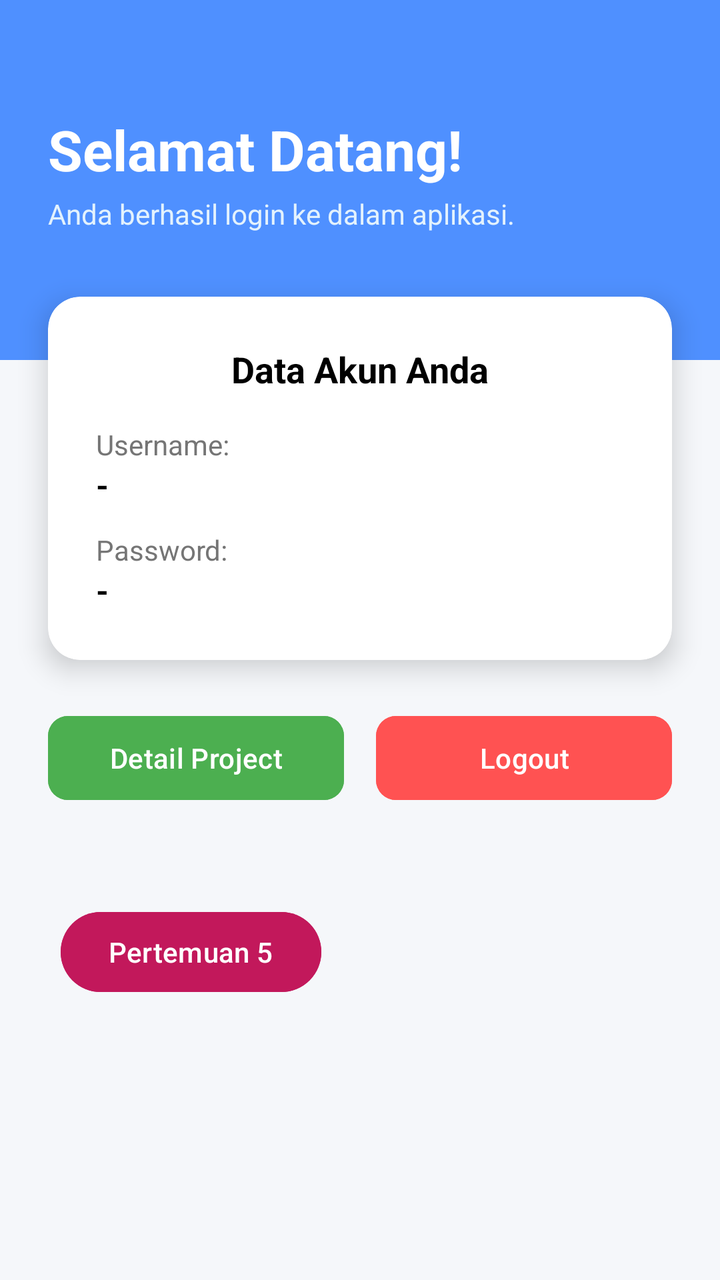
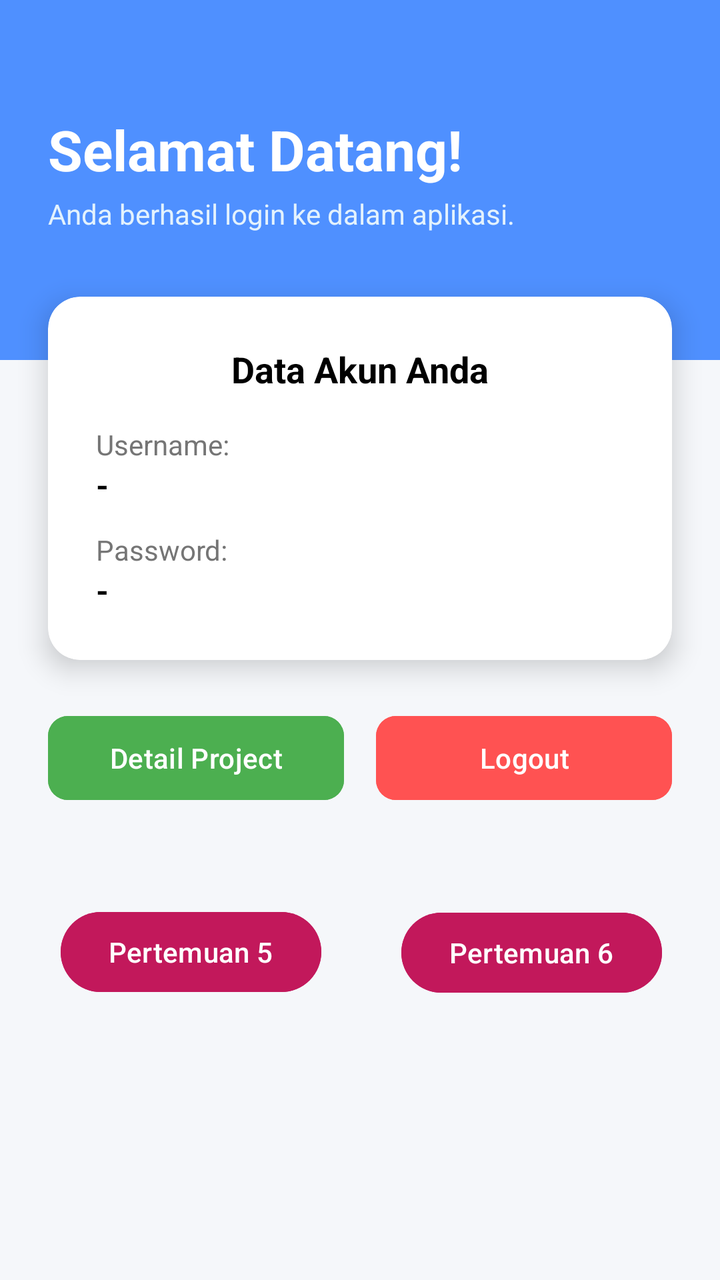

The first picture is an Android layout as it rendered before a commit; the second is the same layout after the commit. The layout source and the unified diff follow.
<!-- AndroidManifest.xml: application theme Theme.Aditya_3TIA -->
<!-- res/layout/activity_main.xml -->
<?xml version="1.0" encoding="utf-8"?>
<androidx.constraintlayout.widget.ConstraintLayout xmlns:android="http://schemas.android.com/apk/res/android"
    xmlns:app="http://schemas.android.com/apk/res-auto"
    xmlns:tools="http://schemas.android.com/tools"
    android:id="@+id/main"
    android:layout_width="match_parent"
    android:layout_height="match_parent"
    android:background="#F5F7FA"
    tools:context=".MainActivity">

    

    

    <View
        android:id="@+id/header_bg"
        android:layout_width="match_parent"
        android:layout_height="180dp"
        android:background="@color/biru"
        app:layout_constraintStart_toStartOf="parent"
        app:layout_constraintTop_toTopOf="parent" />

    <TextView
        android:id="@+id/tvWelcome"
        android:layout_width="wrap_content"
        android:layout_height="wrap_content"
        android:layout_marginStart="24dp"
        android:layout_marginTop="56dp"
        android:text="Selamat Datang!"
        android:textColor="@color/white"
        android:textSize="28sp"
        android:textStyle="bold"
        app:layout_constraintStart_toStartOf="parent"
        app:layout_constraintTop_toTopOf="parent" />

    <TextView
        android:id="@+id/tvSubtitle"
        android:layout_width="wrap_content"
        android:layout_height="wrap_content"
        android:layout_marginStart="24dp"
        android:layout_marginTop="4dp"
        android:text="Anda berhasil login ke dalam aplikasi."
        android:textColor="#E3F2FD"
        android:textSize="14sp"
        app:layout_constraintStart_toStartOf="parent"
        app:layout_constraintTop_toBottomOf="@id/tvWelcome" />

    
    <androidx.cardview.widget.CardView
        android:id="@+id/cardData"
        android:layout_width="match_parent"
        android:layout_height="wrap_content"
        android:layout_marginHorizontal="24dp"
        android:layout_marginTop="32dp"
        app:cardCornerRadius="16dp"
        app:cardElevation="8dp"
        app:layout_constraintEnd_toEndOf="parent"
        app:layout_constraintStart_toStartOf="parent"
        app:layout_constraintTop_toBottomOf="@id/tvSubtitle">

        <LinearLayout
            android:layout_width="match_parent"
            android:layout_height="wrap_content"
            android:orientation="vertical"
            android:padding="24dp">

            <TextView
                android:layout_width="match_parent"
                android:layout_height="wrap_content"
                android:text="Data Akun Anda"
                android:textColor="@color/black"
                android:textSize="18sp"
                android:textStyle="bold"
                android:gravity="center"
                android:layout_marginBottom="16dp"/>

            <TextView
                android:layout_width="wrap_content"
                android:layout_height="wrap_content"
                android:text="Username:"
                android:textColor="#757575"
                android:textSize="14sp" />

            <TextView
                android:id="@+id/tvResultUsername"
                android:layout_width="match_parent"
                android:layout_height="wrap_content"
                android:text="-"
                android:textColor="@color/black"
                android:textSize="16sp"
                android:textStyle="bold"
                android:layout_marginBottom="12dp"/>

            <TextView
                android:layout_width="wrap_content"
                android:layout_height="wrap_content"
                android:text="Password:"
                android:textColor="#757575"
                android:textSize="14sp" />

            <TextView
                android:id="@+id/tvResultPassword"
                android:layout_width="match_parent"
                android:layout_height="wrap_content"
                android:text="-"
                android:textColor="@color/black"
                android:textSize="16sp"
                android:textStyle="bold" />

        </LinearLayout>
    </androidx.cardview.widget.CardView>

    
    <LinearLayout
        android:id="@+id/linearLayout"
        android:layout_width="match_parent"
        android:layout_height="wrap_content"
        android:layout_marginHorizontal="24dp"
        android:layout_marginTop="24dp"
        android:orientation="horizontal"
        android:weightSum="2"
        app:layout_constraintEnd_toEndOf="parent"
        app:layout_constraintStart_toStartOf="parent"
        app:layout_constraintTop_toBottomOf="@id/cardData">

        <Button
            android:id="@+id/btnDetail"
            android:layout_width="0dp"
            android:layout_height="50dp"
            android:layout_marginEnd="8dp"
            android:layout_weight="1"
            android:backgroundTint="#4CAF50"
            android:text="Detail Project"
            app:cornerRadius="10dp" />

        <Button
            android:id="@+id/btnLogout"
            android:layout_width="0dp"
            android:layout_height="50dp"
            android:layout_marginStart="8dp"
            android:layout_weight="1"
            android:backgroundTint="#FF5252"
            android:text="Logout"
            app:cornerRadius="10dp" />

    </LinearLayout>

    <Button
        android:id="@+id/btnToLima"
        android:layout_width="wrap_content"
        android:layout_height="wrap_content"
        android:layout_marginBottom="92dp"
        android:backgroundTint="#C2185B"
        android:text="Pertemuan 5"
        app:layout_constraintBottom_toBottomOf="parent"
        app:layout_constraintEnd_toEndOf="parent"
        app:layout_constraintHorizontal_bias="0.132"
        app:layout_constraintStart_toStartOf="parent"
        app:layout_constraintTop_toBottomOf="@+id/linearLayout" />

</androidx.constraintlayout.widget.ConstraintLayout>
<!-- resources referenced by this layout -->
<resources>
  <color name="biru">#4f90ff</color>
  <color name="black">#FF000000</color>
  <color name="white">#FFFFFFFF</color>
  <style name="Theme.Aditya_3TIA" parent="Base.Theme.Aditya_3TIA" />
  <style name="Base.Theme.Aditya_3TIA" parent="Theme.Material3.DayNight.NoActionBar">
          
          
      </style>
</resources>

<!-- the commit's change to res/layout/activity_main.xml (unified diff, before → after) -->
@@ -158,4 +158,18 @@
         app:layout_constraintStart_toStartOf="parent"
         app:layout_constraintTop_toBottomOf="@+id/linearLayout" />
 
+    <Button
+        android:id="@+id/btnToEnam"
+        android:layout_width="wrap_content"
+        android:layout_height="wrap_content"
+        android:layout_marginBottom="92dp"
+        android:backgroundTint="#C2185B"
+        android:text="Pertemuan 6"
+        app:layout_constraintBottom_toBottomOf="parent"
+        app:layout_constraintEnd_toEndOf="parent"
+        app:layout_constraintHorizontal_bias="0.58"
+        app:layout_constraintStart_toEndOf="@+id/btnToLima"
+        app:layout_constraintTop_toBottomOf="@+id/linearLayout"
+        app:layout_constraintVertical_bias="0.502" />
+
 </androidx.constraintlayout.widget.ConstraintLayout>
